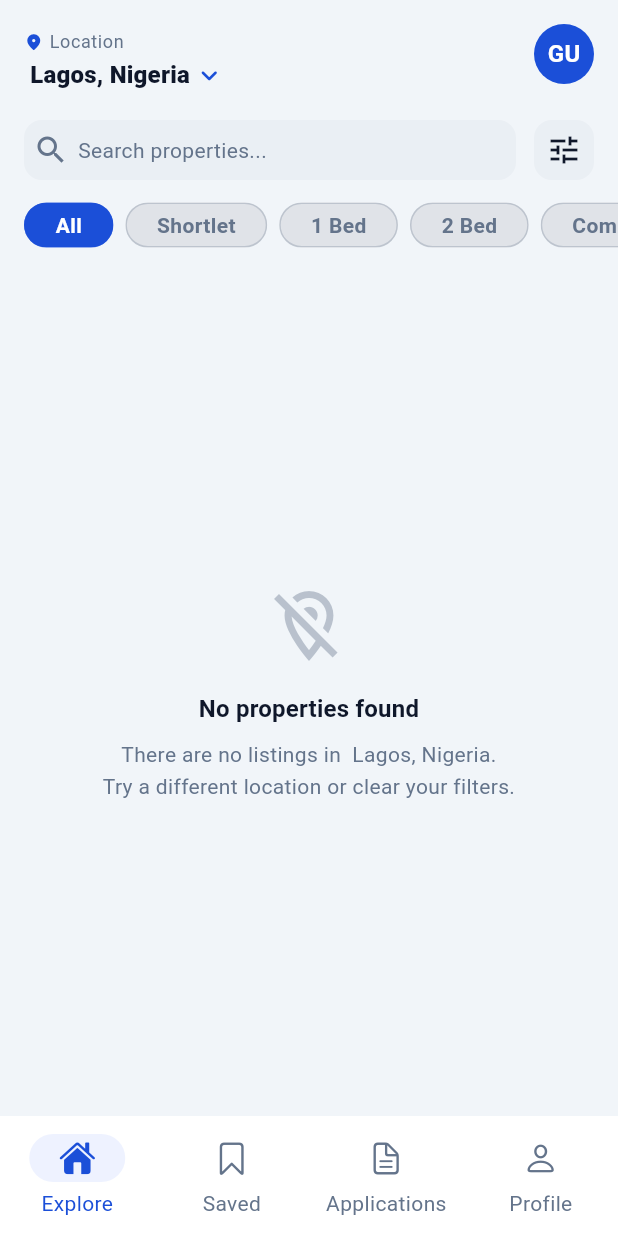
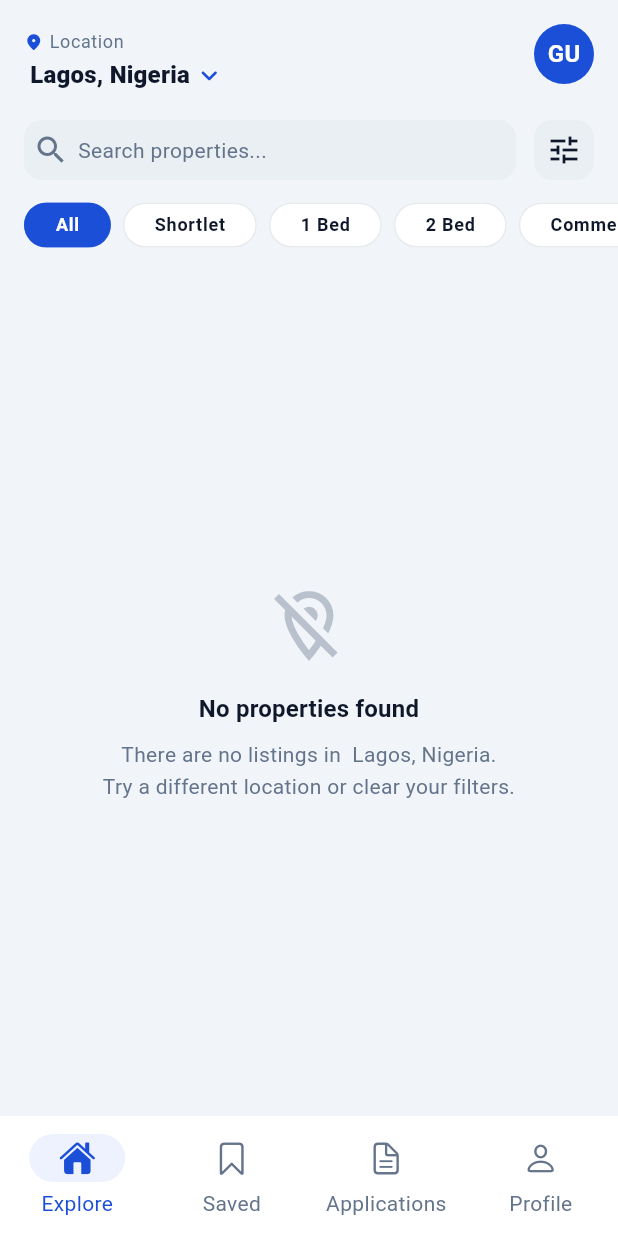
Before and after one commit to jerryfemi/property_management_app, a Flutter app: the MarketplaceScreen screen opened by its route, on a phone screen of 412 x 824 dp. Run offline on Flutter 3.47's test engine with Material 3 defaults, Android fonts, the phone set to English and light mode, and no system bars; our stand-ins replace cached_network_image, cloud_firestore, device_preview, firebase_auth, firebase_core, firebase_storage and 13 more; missing offline and left inert: cupertino_native; accounts and stored records are empty.

Commit message:
little code changes and refactor

```diff
--- a/lib/core/features/auth/providers/auth_providers.dart
+++ b/lib/core/features/auth/providers/auth_providers.dart
@@ -29,7 +29,7 @@ final userRoleProvider = FutureProvider.autoDispose<UserRole?>((ref) async {
   if (user == null) return null;
 
   // Try Auth custom claim first
-  final token = await user.getIdTokenResult(true);
+  final token = await user.getIdTokenResult();
   final claimRole = token.claims?['role'] as String?;
 
   if (claimRole != null && claimRole.isNotEmpty) {
--- a/lib/core/features/auth/ui/onboarding_screen.dart
+++ b/lib/core/features/auth/ui/onboarding_screen.dart
@@ -119,7 +119,7 @@ class _OnboardingScreenState extends ConsumerState<OnboardingScreen> {
                     height: 56,
                     width: isLast ? 150 : 56,
                     decoration: BoxDecoration(
-                      color: isLast
+                      color: (isLast || isDark)
                           ? Theme.of(context).colorScheme.primary
                           : Theme.of(context).colorScheme.onSurface,
                       borderRadius: BorderRadius.circular(isLast ? 16 : 28),
@@ -140,7 +140,9 @@ class _OnboardingScreenState extends ConsumerState<OnboardingScreen> {
                             : Icon(
                                 Icons.chevron_right,
                                 key: const ValueKey('chevron'),
-                                color: Theme.of(context).colorScheme.surface,
+                                color: isDark
+                                    ? Colors.white
+                                    : Theme.of(context).colorScheme.surface,
                                 size: 28,
                               ),
                       ),
--- a/lib/core/features/properties/ui/widgets/category_chips.dart
+++ b/lib/core/features/properties/ui/widgets/category_chips.dart
@@ -8,26 +8,39 @@ import 'package:pro_app/core/theme/app_theme.dart';
 final selectedCategoryProvider = StateProvider<String>((ref) => 'All');
 
 class CategoryChips extends ConsumerWidget {
-  const CategoryChips({super.key});
+  const CategoryChips({
+    super.key,
+    required this.categories,
+    required this.selectedProvider,
+    this.borderRadius,
+    this.selectedColor,
+    this.padding,
+  });
 
-  final List<String> categories = const [
-    'All',
-    'Shortlet',
-    '1 Bed',
-    '2 Bed',
-    'Commercial',
-  ];
+  final List<String> categories;
+
+  final StateProvider<String> selectedProvider;
+
+  final double? borderRadius;
+
+  final Color? selectedColor;
+
+  final EdgeInsetsGeometry? padding;
 
   @override
   Widget build(BuildContext context, WidgetRef ref) {
-    final selectedCategory = ref.watch(selectedCategoryProvider);
+    final selectedCategory = ref.watch(selectedProvider);
     final theme = Theme.of(context);
     final colorScheme = theme.colorScheme;
     final appColors = context.appColors;
 
+    final radius = borderRadius ?? 20;
+    final selColor = selectedColor ?? colorScheme.primary;
+
     return SingleChildScrollView(
       scrollDirection: Axis.horizontal,
-      padding: const EdgeInsets.symmetric(horizontal: 16, vertical: 8),
+      padding:
+          padding ?? const EdgeInsets.symmetric(horizontal: 16, vertical: 8),
       child: Row(
         children: categories.map((category) {
           final isSelected = selectedCategory == category;
@@ -35,26 +48,32 @@ class CategoryChips extends ConsumerWidget {
           return Padding(
             padding: const EdgeInsets.only(right: 8),
             child: ChoiceChip(
-              label: Text(category),
+              label: Text(
+                category,
+                style: theme.textTheme.labelMedium?.copyWith(
+                  fontWeight: .bold,
+                  color: isSelected ? Colors.white : null,
+                ),
+              ),
               selected: isSelected,
               onSelected: (selected) {
                 if (selected) {
-                  ref.read(selectedCategoryProvider.notifier).state = category;
+                  ref.read(selectedProvider.notifier).state = category;
                 }
               },
               showCheckmark: false,
-              selectedColor: colorScheme.primary,
-              backgroundColor: appColors.muted.withValues(alpha: 0.2),
+              selectedColor: selColor,
+              backgroundColor: theme.colorScheme.surface.withValues(alpha: 0.6),
               labelStyle: theme.textTheme.bodyMedium?.copyWith(
                 color: isSelected ? Colors.white : appColors.muted,
                 fontWeight: FontWeight.w600,
               ),
               shape: RoundedRectangleBorder(
-                borderRadius: BorderRadius.circular(20),
+                borderRadius: BorderRadius.circular(radius.toDouble()),
                 side: BorderSide(
                   color: isSelected
-                      ? colorScheme.primary.withValues(alpha: 0.35)
-                      : appColors.muted.withValues(alpha: 0.15),
+                      ? selColor.withValues(alpha: 0.35)
+                      : appColors.muted.withValues(alpha: 0.08),
                 ),
               ),
               materialTapTargetSize: MaterialTapTargetSize.shrinkWrap,
--- a/lib/main.dart
+++ b/lib/main.dart
@@ -29,8 +29,7 @@ void main() async {
   await Hive.openBox<PropertyModel>('bookmarks');
   runApp(
     ProviderScope(
-      child: DevicePreview(enabled: false
-      , builder: (context) => const MyApp()),
+      child: DevicePreview(enabled: false, builder: (context) => const MyApp()),
     ),
   );
 }
```
Also changed, not shown: lib/core/features/admin/providers/dashboard_providers.dart (+73 -2 lines), lib/core/features/admin/ui/tenants_screen.dart (+10 -5 lines), lib/core/features/properties/ui/widgets/marketplace_sliver_app_bar.dart (+13 -1 lines), lib/core/features/admin/ui/dashboard_screen.dart (line endings or trailing spaces).
